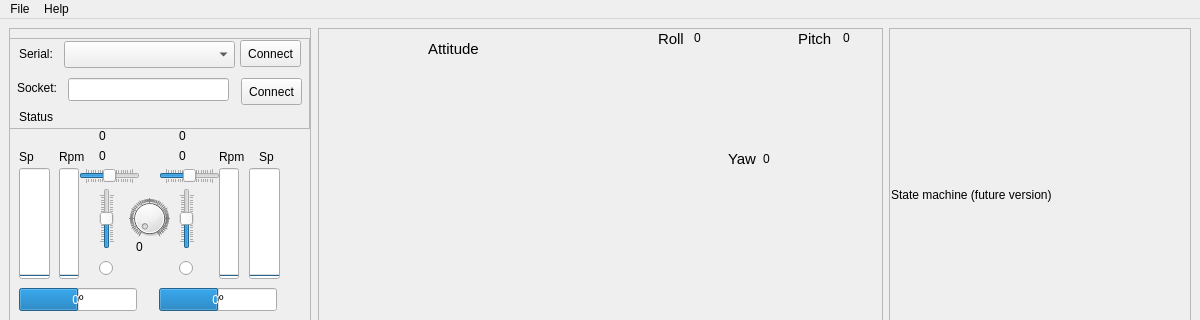
Qt form windows/vant.ui (iurobpn/provant-groundstation) before a commit; both pictures show x 0 to 1200 and y 0 to 320 of the 1200 by 739 pixel window.
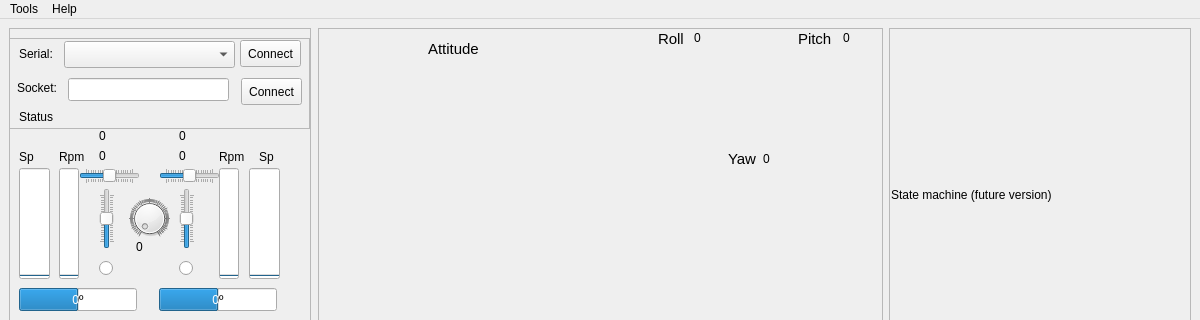
The same form after that commit. Custom widgets are drawn as their Qt base class.

```diff
--- a/windows/vant.ui
+++ b/windows/vant.ui
@@ -910,7 +910,7 @@
    </property>
    <widget class="QMenu" name="menuFile">
     <property name="title">
-     <string>File</string>
+     <string>Tools</string>
     </property>
     <addaction name="separator"/>
     <addaction name="actionSave"/>
```
Left out of the diff: 24 changed lines with no effect on the pictures.
